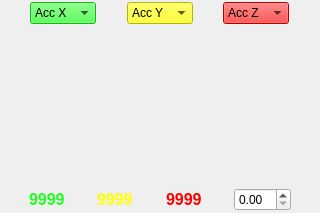
The window that cbcui/ui/Graph.ui (kipr/cbc) describes before a commit, drawn with Qt 5.
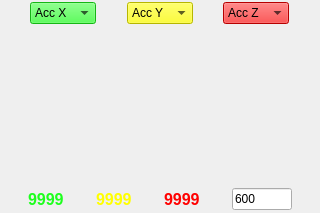
The same window after the commit.

Commit message: added sleep time to block motor done. Updated Keypad interface. Changed graph delta time line edit to use keypad instead of spin box.

Patch:
```diff
--- a/cbcui/ui/Graph.ui
+++ b/cbcui/ui/Graph.ui
@@ -620,9 +620,24 @@
       </spacer>
      </item>
      <item>
-      <widget class="QDoubleSpinBox" name="ui_delTimeBox" >
-       <property name="readOnly" >
-        <bool>false</bool>
+      <widget class="QLineEdit" name="ui_delTimeLine" >
+       <property name="sizePolicy" >
+        <sizepolicy vsizetype="Fixed" hsizetype="Fixed" >
+         <horstretch>0</horstretch>
+         <verstretch>0</verstretch>
+        </sizepolicy>
+       </property>
+       <property name="maximumSize" >
+        <size>
+         <width>60</width>
+         <height>16777215</height>
+        </size>
+       </property>
+       <property name="layoutDirection" >
+        <enum>Qt::RightToLeft</enum>
+       </property>
+       <property name="text" >
+        <string>600</string>
        </property>
       </widget>
      </item>
```
The commit also changes 9 other files.
